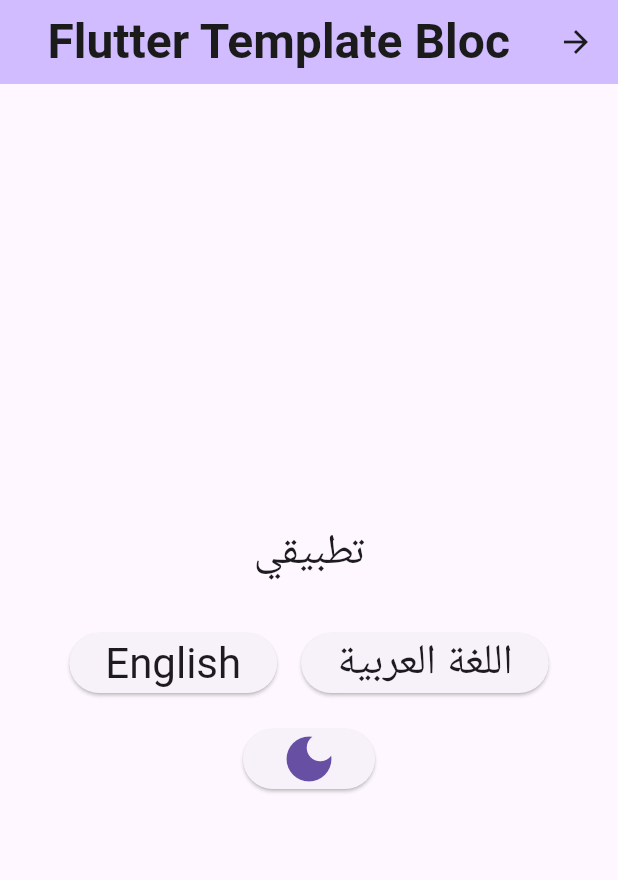
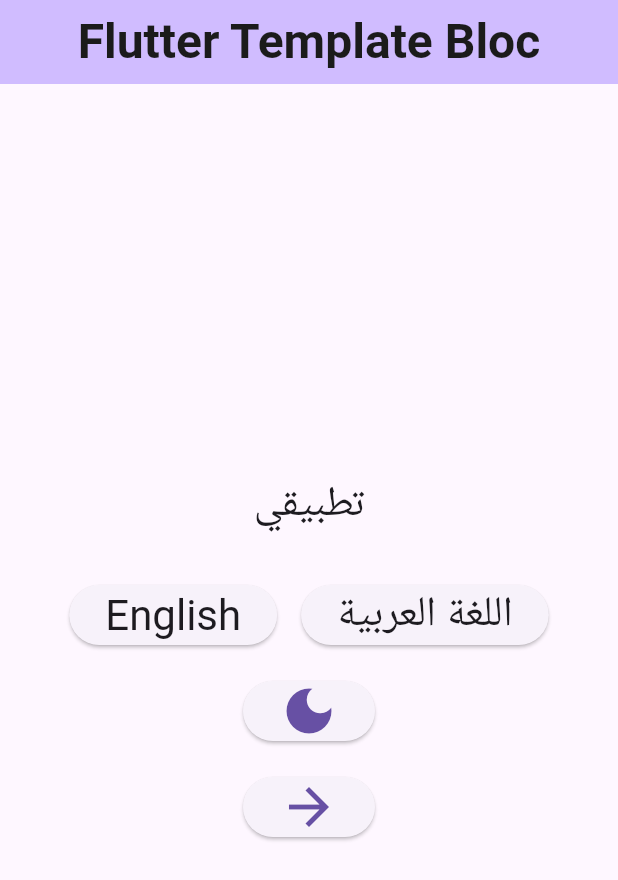
Before and after one commit to Abdullah98Om/flutter_temp_bloc, a Flutter app: the screen it shows after launch, after a tap on "اللغة العربية", on a phone screen of 412 x 824 dp. Shown: the top 880 px of the screen. Run offline on Flutter 3.47's test engine with Material 3 defaults, Android fonts, the phone set to English and light mode, and no system bars; our stand-ins replace cached_network_image, dio, easy_localization, equatable, flutter_bloc, flutter_secure_storage and 4 more.

Commit message:
add go_router package

```diff
--- a/lib/core/di/dependency_injection.dart
+++ b/lib/core/di/dependency_injection.dart
@@ -2,6 +2,7 @@
 import 'package:flutter_temp_bloc/core/storage/shared_service.dart';
 import 'package:flutter_temp_bloc/core/theme/cubit/theme_cubit.dart';
 import 'package:flutter_temp_bloc/core/theme/theme_service.dart';
+import 'package:flutter_temp_bloc/viewmodels/auth_cubit/auth_cubit.dart';
 import 'package:get_it/get_it.dart';
 import 'package:shared_preferences/shared_preferences.dart';
 
@@ -49,5 +50,7 @@
   ///////////////// Cubits //////////////////////////////////////
   static void _registerCubits() {
     // Register other cubits here
+
+    getIt.registerLazySingleton<AuthCubit>(() => AuthCubit());
   }
 }
--- /dev/null
+++ b/lib/core/routers/page_transitions.dart
@@ -0,0 +1,39 @@
+import 'package:flutter/material.dart';
+import 'package:go_router/go_router.dart';
+
+class PageTransitions {
+  static CustomTransitionPage fade(Widget page) {
+    return CustomTransitionPage(
+      child: page,
+      transitionsBuilder: (context, animation, secondaryAnimation, child) {
+        return FadeTransition(opacity: animation, child: child);
+      },
+    );
+  }
+
+  static CustomTransitionPage slideFromRight(Widget page) {
+    return CustomTransitionPage(
+      child: page,
+      transitionsBuilder: (context, animation, secondaryAnimation, child) {
+        final offsetAnimation = Tween<Offset>(
+          begin: const Offset(1.0, 0.0),
+          end: Offset.zero,
+        ).animate(animation);
+        return SlideTransition(position: offsetAnimation, child: child);
+      },
+    );
+  }
+
+  static CustomTransitionPage slideFromBottom(Widget page) {
+    return CustomTransitionPage(
+      child: page,
+      transitionsBuilder: (context, animation, secondaryAnimation, child) {
+        final offsetAnimation = Tween<Offset>(
+          begin: const Offset(0.0, 1.0),
+          end: Offset.zero,
+        ).animate(animation);
+        return SlideTransition(position: offsetAnimation, child: child);
+      },
+    );
+  }
+}
--- a/lib/core/routers/routers.dart
+++ b/lib/core/routers/routers.dart
@@ -1,45 +1,123 @@
 import 'package:flutter/material.dart';
+import 'package:flutter_temp_bloc/core/di/dependency_injection.dart';
+import 'package:flutter_temp_bloc/viewmodels/auth_cubit/auth_cubit.dart';
+import 'package:flutter_temp_bloc/views/error_page.dart';
 import 'package:flutter_temp_bloc/views/home_page.dart';
+import 'package:flutter_temp_bloc/views/login/login_page.dart';
+import 'package:flutter_temp_bloc/views/products/products_page.dart';
+import 'package:go_router/go_router.dart';
 
+import 'page_transitions.dart';
 import 'routers_name.dart';
 
 // import 'routers_name.dart';
 
-class Routes {
-  static Route<dynamic> generateRoute(RouteSettings settings) {
-    final routes = <String, WidgetBuilder>{
-      // RoutesName.splash: (_) => const SplashScreen(),
-      // RoutesName.onboarding: (_) => const OnboardingScreen(),
-      // RoutesName.login: (_) => const LoginScreen(),
-      // RoutesName.index: (_) => const Index(),
-      // RoutesName.storyView: (_) => const StoryViewScreen(),
-      // RoutesName.article: (_) => const AuthGate(child: ArticleScreen()), // محمية ب AuthGate ==> (لابد ان يكون مسجل دخول)
-      RoutesName.home: (_) => const HomePage(),
+// class Routes {
+//   static Route<dynamic> generateRoute(RouteSettings settings) {
+//     final routes = <String, WidgetBuilder>{
+//       // RoutesName.splash: (_) => const SplashScreen(),
+//       // RoutesName.onboarding: (_) => const OnboardingScreen(),
+//       // RoutesName.login: (_) => const LoginScreen(),
+//       // RoutesName.index: (_) => const Index(),
+//       // RoutesName.storyView: (_) => const StoryViewScreen(),
+//       // RoutesName.article: (_) => const AuthGate(child: ArticleScreen()), // محمية ب AuthGate ==> (لابد ان يكون مسجل دخول)
+//       RoutesName.home: (_) => const HomePage(),
+//     };
+
+//     final pageBuilder = routes[settings.name];
+//     if (pageBuilder == null) {
+//       return _errorRoute();
+//     }
+
+//     // return MaterialPageRoute(builder: pageBuilder, settings: settings);
+//     switch (settings.name) {
+//       case RoutesName.home:
+//         return PageRouteBuilder(
+//           pageBuilder: (context, animation, secondaryAnimation) =>
+//               pageBuilder(context),
+//           transitionsBuilder: (context, animation, secondaryAnimation, child) {
+//             return FadeTransition(opacity: animation, child: child);
+//           },
+//         );
+//       default:
+//         return PageRouteBuilder(
+//           pageBuilder: (context, animation, secondaryAnimation) =>
+//               pageBuilder(context),
+//           transitionsBuilder: (context, animation, secondaryAnimation, child) {
+//             final offsetAnimation = Tween<Offset>(
+//               begin: const Offset(1.0, 0.0),
+//               end: Offset.zero,
+//             ).animate(animation);
+//             return SlideTransition(position: offsetAnimation, child: child);
+//           },
+//         );
+//     }
+//   }
+
+//   static Route<dynamic> _errorRoute() {
+//     return MaterialPageRoute(
+//       builder: (_) => const Scaffold(
+//         backgroundColor: Colors.white,
+//         body: Center(
+//           child: Text(
+//             'Not Found Screen ..',
+//             style: TextStyle(
+//               color: Colors.black,
+//               fontSize: 24,
+//               fontWeight: FontWeight.w700,
+//             ),
+//           ),
+//         ),
+//       ),
+//     );
+//   }
+// }
+
+final _protectedRoutes = <String>{
+  RoutesName.products,
+  //  RoutesName.products,
+  //  RoutesName.products,
+  //   RoutesName.products
+  // أضف أي صفحة تريد حمايتها
 };
 
-    final pageBuilder = routes[settings.name];
-    if (pageBuilder == null) {
-      return _errorRoute();
+final myRouter = GoRouter(
+  errorBuilder: (context, state) => ErrorPage(),
+
+  initialLocation: '/',
+  redirect: (context, state) {
+    final authState = getIt<AuthCubit>().state;
+    final loggedIn = authState is AuthLoggedState;
+
+    final loggingIn = state.uri.path == RoutesName.login;
+    final goingToProtected = _protectedRoutes.contains(state.uri.path);
+
+    if (!loggedIn && goingToProtected) {
+      return RoutesName.login;
     }
-
-    return MaterialPageRoute(builder: pageBuilder, settings: settings);
+    if (loggedIn && loggingIn) {
+      return '/'; // إذا كان مسجل دخول ويريد العودة لتسجيل الدخول
     }
-
-  static Route<dynamic> _errorRoute() {
-    return MaterialPageRoute(
-      builder: (_) => const Scaffold(
-        backgroundColor: Colors.white,
-        body: Center(
-          child: Text(
-            'Not Found Screen ..',
-            style: TextStyle(
-              color: Colors.black,
-              fontSize: 24,
-              fontWeight: FontWeight.w700,
+    return null;
+  },
+  routes: [
+    GoRoute(
+      name: RoutesName.home,
+      path: '/',
+      pageBuilder: (context, state) =>
+          PageTransitions.slideFromBottom(HomePage()),
     ),
+    GoRoute(
+      name: RoutesName.login,
+      path: RoutesName.login,
+      pageBuilder: (context, state) =>
+          PageTransitions.slideFromRight(LoginPage()),
     ),
+    GoRoute(
+      name: RoutesName.products,
+      path: RoutesName.products,
+      pageBuilder: (context, state) => PageTransitions.fade(ProductsPage()),
+      redirect: (context, state) {},
     ),
-      ),
+  ],
 );
-  }
-}
--- a/lib/core/routers/routers_name.dart
+++ b/lib/core/routers/routers_name.dart
@@ -1,9 +1,5 @@
 class RoutesName {
-  static const String onboarding = '/onboarding';
-  static const String splash = '/splash';
+  static const String products = '/products';
+  static const String home = '/home';
   static const String login = '/login';
-  static const String index = '/index';
-  static const String storyView = '/storyView';
-  static const String article = '/article';
-  static const String home = '/home';
 }
--- a/lib/main.dart
+++ b/lib/main.dart
@@ -5,7 +5,8 @@
 import 'core/routers/routers_name.dart';
 import 'core/theme/cubit/theme_cubit.dart';
 import 'core/theme/cubit/theme_state.dart';
-import 'views/error_page/error_page.dart' show ErrorPage;
+import 'viewmodels/auth_cubit/auth_cubit.dart';
+import 'views/error_page.dart' show ErrorPage;
 import 'core/di/dependency_injection.dart';
 import 'core/localization/language_keys.dart';
 
@@ -23,8 +24,12 @@
       saveLocale: true, // هذا يحفظ اللغة تلقائيًا
       path: 'assets/langs',
       fallbackLocale: const Locale(LanguageKeys.english),
-      child: BlocProvider(
-        create: (_) => getIt<ThemeCubit>(),
+      child: MultiBlocProvider(
+        providers: [
+          BlocProvider<ThemeCubit>.value(value: getIt<ThemeCubit>()),
+          BlocProvider<AuthCubit>.value(value: getIt<AuthCubit>()..getUser()),
+        ],
+
         child: const MyApp(),
       ),
     ),
@@ -38,7 +43,7 @@
   Widget build(BuildContext context) {
     return BlocBuilder<ThemeCubit, ThemeState>(
       builder: (context, state) {
-        return MaterialApp(
+        return MaterialApp.router(
           locale: context.locale,
           debugShowCheckedModeBanner: false,
           supportedLocales: context.supportedLocales,
@@ -46,8 +51,8 @@
           theme: ThemeData.light(),
           darkTheme: ThemeData.dark(),
           themeMode: state.mode, // هنا يتم اختيار الثيم
-          initialRoute: RoutesName.home,
-          onGenerateRoute: Routes.generateRoute,
+
+          routerConfig: myRouter,
           builder: (context, widget) {
             // Handle UI errors
             ErrorWidget.builder = (FlutterErrorDetails errorDetails) {
--- /dev/null
+++ b/lib/viewmodels/auth_cubit/auth_cubit.dart
@@ -0,0 +1,12 @@
+import 'package:equatable/equatable.dart';
+import 'package:flutter_bloc/flutter_bloc.dart';
+
+part 'auth_state.dart';
+
+class AuthCubit extends Cubit<AuthState> {
+  AuthCubit() : super(AuthInitialState());
+
+  void getUser() {
+    emit(AuthLoggedState("user"));
+  }
+}
--- a/lib/views/home_page.dart
+++ b/lib/views/home_page.dart
@@ -1,6 +1,8 @@
 import 'package:easy_localization/easy_localization.dart';
 import 'package:flutter/material.dart';
 import 'package:flutter_bloc/flutter_bloc.dart';
+import 'package:flutter_temp_bloc/core/routers/routers_name.dart';
+import 'package:go_router/go_router.dart';
 
 import '../core/localization/language_keys.dart' show LanguageKeys;
 import '../core/theme/app_text_style.dart';
@@ -73,6 +75,18 @@
                   },
                 ),
               ),
+
+              SizedBox(height: 16),
+              ElevatedButton(
+                onPressed: () {
+                  context.pushNamed(RoutesName.products);
+                },
+                child: BlocBuilder<ThemeCubit, ThemeState>(
+                  builder: (context, state) {
+                    return Icon(Icons.arrow_back, size: 40);
+                  },
+                ),
+              ),
             ],
           ),
         ),
--- a/pubspec.yaml
+++ b/pubspec.yaml
@@ -44,6 +44,7 @@
 
   flutter_localizations:
     sdk: flutter
+  go_router: ^17.0.1
 
 
 
```
Also changed, not shown: lib/viewmodels/auth_cubit/auth_state.dart (added, +20 -0 lines), lib/views/login/login_page.dart (added, +10 -0 lines), lib/views/products/products_page.dart (added, +10 -0 lines), lib/views/error_page.dart (renamed from lib/views/error_page/error_page.dart), pubspec.lock. Lines whose indentation alone changed are shown as unchanged.
